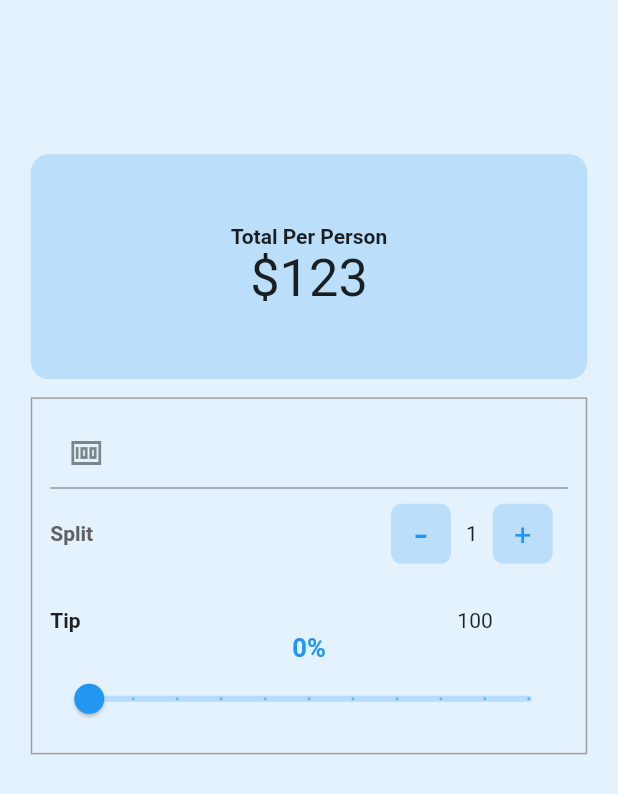
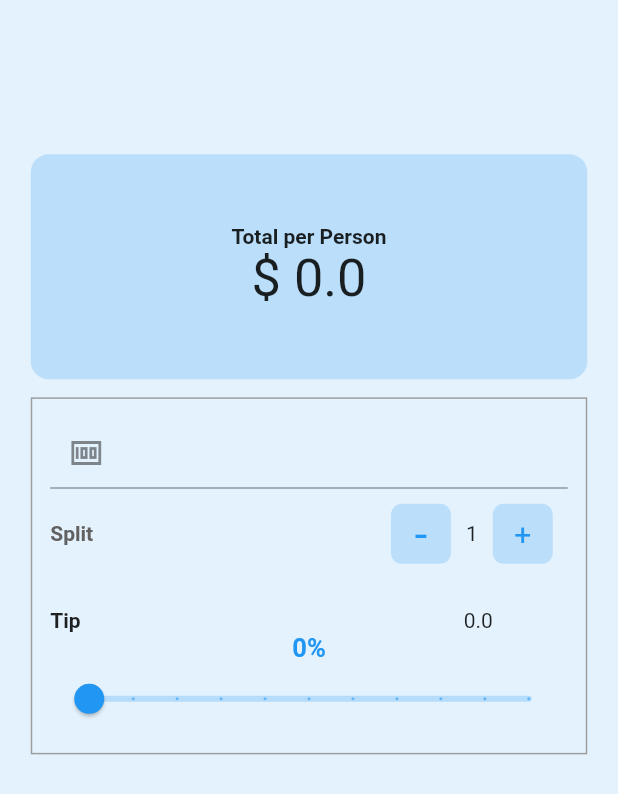
Before and after one commit to haveldarx/Cal_App, a Flutter app: the screen it shows after launch, on a phone screen of 412 x 824 dp. Shown: the top 794 px of the screen. Run offline on Flutter 3.47's test engine with Material 2 defaults, Android fonts, the phone set to English and light mode, and no system bars.

Commit message:
added totaltip

```diff
--- a/c_app/lib/home.dart
+++ b/c_app/lib/home.dart
@@ -37,12 +37,12 @@ class _BillSplitterState extends State<BillSplitter> {
                 child: Column(
                   mainAxisAlignment: MainAxisAlignment.center,
                   children: [
-                    Text('Total Per Person',
+                    Text('Total per Person',
                     style: TextStyle(
                       fontWeight: FontWeight.bold,
                     ),
                     ),
-                    Text('\$123',
+                    Text('\$ ${calculateTotalPerPerson(_billAmount,_personCounter,_tipPercentage)}',
                     style: TextStyle(fontSize: 34.9),)
                   ],
 
@@ -168,7 +168,7 @@ class _BillSplitterState extends State<BillSplitter> {
                         ),
                         Padding(
                           padding: const EdgeInsets.fromLTRB(0, 20, 50, 0),
-                          child: Text("100"),
+                          child: Text("${calculateTotalTip(_billAmount,_personCounter,_tipPercentage)}"),
                         )
                       ],
                     ),
@@ -190,7 +190,7 @@ class _BillSplitterState extends State<BillSplitter> {
                     )
 
 
-                                  ],
+               ],
 
             ),)
           ]
@@ -200,4 +200,18 @@ class _BillSplitterState extends State<BillSplitter> {
 
 
   }
+  calculateTotalPerPerson( double billAmount, int splitBy, int tipPercentage){
+    var totalPerPerson = (calculateTotalTip(billAmount, splitBy, tipPercentage))+_billAmount/splitBy;
+    return totalPerPerson;
+  }
+  calculateTotalTip(double billAmt,int splitBy, int tipPercentage){
+    double totalTip = 0.0;
+
+    if(billAmt< 0 ||billAmt.toString().isEmpty || billAmt == null){
+
+    }else {
+      totalTip= (billAmt*tipPercentage)/100;
+    }
+    return totalTip;
+  }
 }
```
